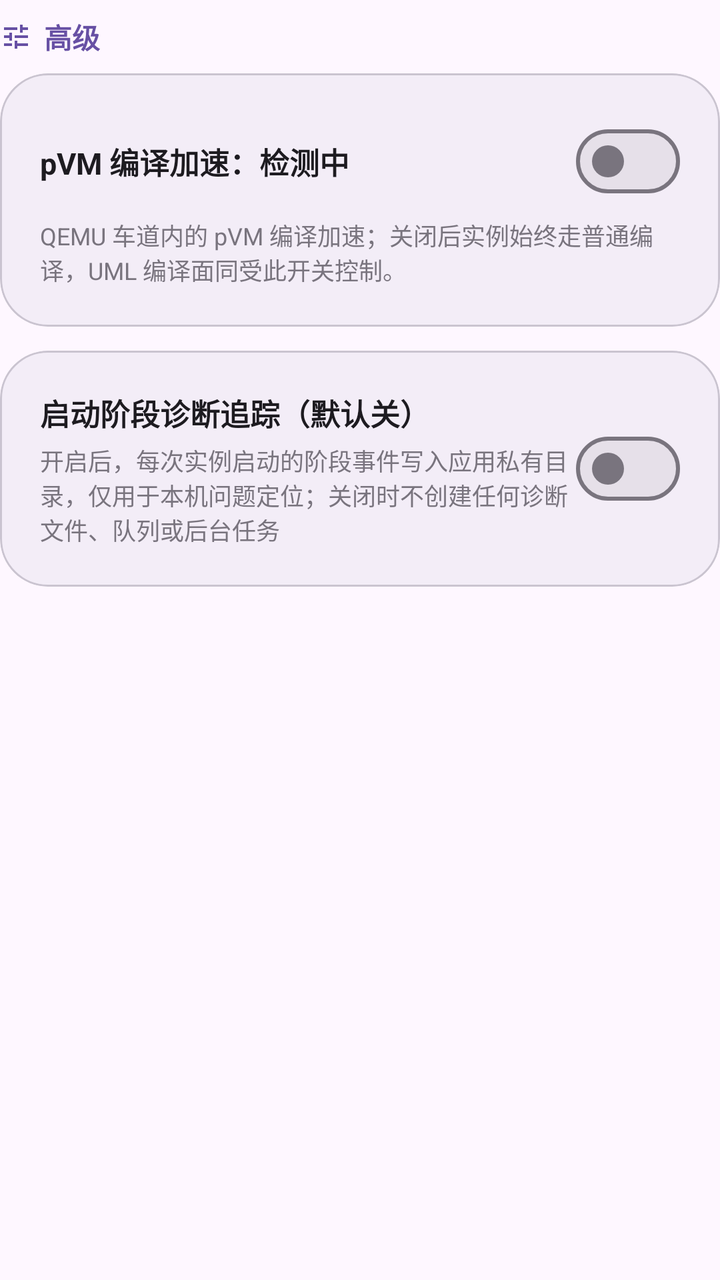
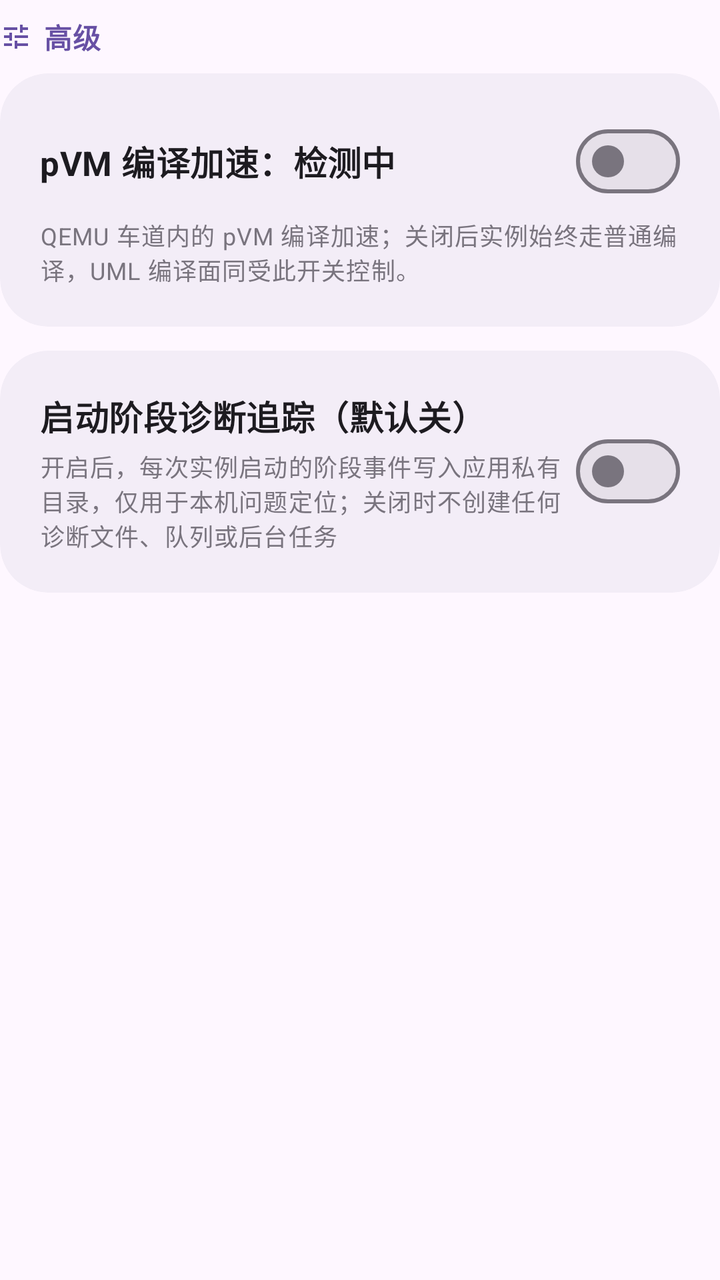

Two renders of the same Android screen: before a commit and after it. Below are the layout's source before the change and the commit's diff.
<!-- AndroidManifest.xml: application theme Theme.Orchestella -->
<!-- res/layout/layout_settings_section_advanced.xml -->
<?xml version="1.0" encoding="utf-8"?>
<LinearLayout xmlns:android="http://schemas.android.com/apk/res/android"
    xmlns:app="http://schemas.android.com/apk/res-auto"
    android:layout_width="match_parent"
    android:layout_height="wrap_content"
    android:orientation="vertical">

    <LinearLayout
        style="@style/Widget.Orchestella.InlineIconRow"
        android:layout_width="wrap_content"
        android:layout_height="wrap_content"
        android:layout_marginTop="@dimen/oe_space_sm"
        android:layout_marginBottom="@dimen/oe_space_sm">

        <ImageView
            style="@style/Widget.Orchestella.InlineIcon"
            app:srcCompat="@drawable/ic_sym_tune"
            app:tint="?attr/colorPrimary" />

        <TextView
            android:layout_width="wrap_content"
            android:layout_height="wrap_content"
            android:text="@string/settings_section_advanced_title"
            android:textSize="14sp"
            android:textStyle="bold"
            android:textColor="?attr/colorPrimary" />
    </LinearLayout>

    <com.google.android.material.card.MaterialCardView
        android:id="@+id/card_settings_accelerator"
        android:layout_width="match_parent"
        android:layout_height="wrap_content"
        app:cardCornerRadius="@dimen/oe_corner_card"
        app:cardElevation="0dp"
        app:strokeWidth="1dp"
        app:strokeColor="?attr/colorOutlineVariant"
        app:cardBackgroundColor="?attr/colorSurfaceContainer">

        <LinearLayout
            android:layout_width="match_parent"
            android:layout_height="wrap_content"
            android:orientation="vertical"
            android:padding="@dimen/oe_space_xl">

            <LinearLayout
                android:layout_width="match_parent"
                android:layout_height="wrap_content"
                android:orientation="horizontal"
                android:gravity="center_vertical">

                <TextView
                    android:id="@+id/txt_settings_accel_status"
                    android:layout_width="0dp"
                    android:layout_height="wrap_content"
                    android:layout_weight="1"
                    android:text="pVM 编译加速：检测中"
                    android:textSize="15sp"
                    android:textStyle="bold"
                    android:textColor="?attr/colorOnSurface" />

                <com.google.android.material.materialswitch.MaterialSwitch
                    android:id="@+id/switch_settings_accel_lane"
                    android:layout_width="wrap_content"
                    android:layout_height="wrap_content"
                    android:minWidth="48dp"
                    android:minHeight="48dp"
                    android:contentDescription="pVM 编译加速"
                    android:checked="false" />
            </LinearLayout>

            <TextView
                android:layout_width="wrap_content"
                android:layout_height="wrap_content"
                android:layout_marginTop="@dimen/oe_space_xs"
                android:text="@string/settings_accel_lane_subtitle"
                android:textSize="12sp"
                android:textColor="?attr/colorOutline" />

        </LinearLayout>
    </com.google.android.material.card.MaterialCardView>

    <com.google.android.material.card.MaterialCardView
        android:id="@+id/card_settings_diagnostics"
        android:layout_width="match_parent"
        android:layout_height="wrap_content"
        android:layout_marginTop="@dimen/oe_card_gap"
        app:cardCornerRadius="@dimen/oe_corner_card"
        app:cardElevation="0dp"
        app:strokeWidth="1dp"
        app:strokeColor="?attr/colorOutlineVariant"
        app:cardBackgroundColor="?attr/colorSurfaceContainer">

        <LinearLayout
            android:layout_width="match_parent"
            android:layout_height="wrap_content"
            android:orientation="vertical"
            android:padding="@dimen/oe_space_xl">

            <LinearLayout
                android:layout_width="match_parent"
                android:layout_height="wrap_content"
                android:orientation="horizontal"
                android:gravity="center_vertical">

                <LinearLayout
                    android:layout_width="0dp"
                    android:layout_height="wrap_content"
                    android:layout_weight="1"
                    android:orientation="vertical">

                    <TextView
                        android:layout_width="wrap_content"
                        android:layout_height="wrap_content"
                        android:text="@string/settings_stage_trace_diag_title"
                        android:textSize="15sp"
                        android:textStyle="bold"
                        android:textColor="?attr/colorOnSurface" />

                    <TextView
                        android:layout_width="wrap_content"
                        android:layout_height="wrap_content"
                        android:layout_marginTop="@dimen/oe_space_xs"
                        android:text="@string/settings_stage_trace_diag_desc"
                        android:textSize="12sp"
                        android:textColor="?attr/colorOutline" />
                </LinearLayout>

                <com.google.android.material.materialswitch.MaterialSwitch
                    android:id="@+id/switch_settings_stage_trace"
                    android:layout_width="wrap_content"
                    android:layout_height="wrap_content"
                    android:minWidth="48dp"
                    android:minHeight="48dp"
                    android:contentDescription="@string/settings_stage_trace_diag_title"
                    android:checked="false" />
            </LinearLayout>

        </LinearLayout>
    </com.google.android.material.card.MaterialCardView>

</LinearLayout>
<!-- resources referenced by this layout -->
<resources>
  <dimen name="oe_card_gap">12dp</dimen>
  <dimen name="oe_corner_card">24dp</dimen>
  <dimen name="oe_space_sm">8dp</dimen>
  <dimen name="oe_space_xl">20dp</dimen>
  <dimen name="oe_space_xs">4dp</dimen>
  <!-- drawable ic_sym_tune (drawable) -->
  <vector xmlns:android="http://schemas.android.com/apk/res/android"
      android:width="24dp"
      android:height="24dp"
      android:viewportWidth="960"
      android:viewportHeight="960">
    
    <group android:translateY="960">
      <path
          android:fillColor="?android:attr/colorControlNormal"
          android:pathData="M440-120v-240h80v80h320v80H520v80h-80Zm-320-80v-80h240v80H120Zm160-160v-80H120v-80h160v-80h80v240h-80Zm160-80v-80h400v80H440Zm160-160v-240h80v80h160v80H680v80h-80Zm-480-80v-80h400v80H120Z" />
    </group>
  </vector>
  <string name="settings_accel_lane_subtitle">QEMU 车道内的 pVM 编译加速；关闭后实例始终走普通编译，UML 编译面同受此开关控制。</string>
  <string name="settings_section_advanced_title">高级</string>
  <string name="settings_stage_trace_diag_desc">开启后，每次实例启动的阶段事件写入应用私有目录，仅用于本机问题定位；关闭时不创建任何诊断文件、队列或后台任务</string>
  <string name="settings_stage_trace_diag_title">启动阶段诊断追踪（默认关）</string>
  <style name="Widget.Orchestella.InlineIcon" parent="">
          <item name="android:layout_width">@dimen/oe_icon_inline</item>
          <item name="android:layout_height">@dimen/oe_icon_inline</item>
          <item name="android:layout_marginEnd">@dimen/oe_icon_inline_gap</item>
          <item name="android:scaleType">centerInside</item>
          <item name="android:importantForAccessibility">no</item>
      </style>
  <style name="Widget.Orchestella.InlineIconRow" parent="">
          <item name="android:layout_width">wrap_content</item>
          <item name="android:layout_height">wrap_content</item>
          <item name="android:orientation">horizontal</item>
          <item name="android:gravity">center_vertical</item>
      </style>
  <style name="Theme.Orchestella" parent="Theme.Material3.DayNight.NoActionBar">
          <item name="android:fontFamily">sans-serif</item>
          <item name="android:windowActionModeOverlay">true</item>
          <item name="android:statusBarColor">@android:color/transparent</item>
          <item name="android:navigationBarColor">@android:color/transparent</item>
          
          <item name="android:windowAnimationStyle">@style/Animation.Orchestella.Activity</item>
          
          <item name="materialAlertDialogTheme">@style/ThemeOverlay.Orchestella.MaterialAlertDialog</item>
      </style>
  <dimen name="oe_icon_inline">16dp</dimen>
  <dimen name="oe_icon_inline_gap">6dp</dimen>
  <style name="ThemeOverlay.Orchestella.MaterialAlertDialog" parent="ThemeOverlay.Material3.MaterialAlertDialog">
          <item name="android:windowAnimationStyle">@style/Animation.Orchestella.Dialog</item>
      </style>
  <style name="Animation.Orchestella.Dialog" parent="@android:style/Animation.Dialog">
          <item name="android:windowEnterAnimation">@anim/oe_dialog_fade_enter</item>
          <item name="android:windowExitAnimation">@anim/oe_dialog_fade_exit</item>
      </style>
  <!-- unchanged entries left out for length: 1 -->
</resources>

<!-- the commit's change to res/layout/layout_settings_section_advanced.xml (unified diff, before → after) -->
@@ -21,7 +21,7 @@
             android:layout_width="wrap_content"
             android:layout_height="wrap_content"
             android:text="@string/settings_section_advanced_title"
-            android:textSize="14sp"
+            android:textAppearance="@style/TextAppearance.Orchestella.Body"
             android:textStyle="bold"
             android:textColor="?attr/colorPrimary" />
     </LinearLayout>
@@ -32,8 +32,7 @@
         android:layout_height="wrap_content"
         app:cardCornerRadius="@dimen/oe_corner_card"
         app:cardElevation="0dp"
-        app:strokeWidth="1dp"
-        app:strokeColor="?attr/colorOutlineVariant"
+        app:strokeWidth="0dp"
         app:cardBackgroundColor="?attr/colorSurfaceContainer">
 
         <LinearLayout
@@ -54,7 +53,7 @@
                     android:layout_height="wrap_content"
                     android:layout_weight="1"
                     android:text="pVM 编译加速：检测中"
-                    android:textSize="15sp"
+                    android:textAppearance="@style/TextAppearance.Orchestella.Section"
                     android:textStyle="bold"
                     android:textColor="?attr/colorOnSurface" />
 
@@ -73,7 +72,7 @@
                 android:layout_height="wrap_content"
                 android:layout_marginTop="@dimen/oe_space_xs"
                 android:text="@string/settings_accel_lane_subtitle"
-                android:textSize="12sp"
+                android:textAppearance="@style/TextAppearance.Orchestella.Caption"
                 android:textColor="?attr/colorOutline" />
 
         </LinearLayout>
@@ -86,8 +85,7 @@
         android:layout_marginTop="@dimen/oe_card_gap"
         app:cardCornerRadius="@dimen/oe_corner_card"
         app:cardElevation="0dp"
-        app:strokeWidth="1dp"
-        app:strokeColor="?attr/colorOutlineVariant"
+        app:strokeWidth="0dp"
         app:cardBackgroundColor="?attr/colorSurfaceContainer">
 
         <LinearLayout
@@ -112,7 +110,7 @@
                         android:layout_width="wrap_content"
                         android:layout_height="wrap_content"
                         android:text="@string/settings_stage_trace_diag_title"
-                        android:textSize="15sp"
+                        android:textAppearance="@style/TextAppearance.Orchestella.Section"
                         android:textStyle="bold"
                         android:textColor="?attr/colorOnSurface" />
 
@@ -121,7 +119,7 @@
                         android:layout_height="wrap_content"
                         android:layout_marginTop="@dimen/oe_space_xs"
                         android:text="@string/settings_stage_trace_diag_desc"
-                        android:textSize="12sp"
+                        android:textAppearance="@style/TextAppearance.Orchestella.Caption"
                         android:textColor="?attr/colorOutline" />
                 </LinearLayout>
 
<!-- resource entries referenced after the edit -->
@@ -22,6 +22,15 @@
   <string name="settings_section_advanced_title">高级</string>
   <string name="settings_stage_trace_diag_desc">开启后，每次实例启动的阶段事件写入应用私有目录，仅用于本机问题定位；关闭时不创建任何诊断文件、队列或后台任务</string>
   <string name="settings_stage_trace_diag_title">启动阶段诊断追踪（默认关）</string>
+  <style name="TextAppearance.Orchestella.Body" parent="TextAppearance.Material3.BodyMedium">
+          <item name="android:textSize">14sp</item>
+      </style>
+  <style name="TextAppearance.Orchestella.Caption" parent="TextAppearance.Material3.BodySmall">
+          <item name="android:textSize">12sp</item>
+      </style>
+  <style name="TextAppearance.Orchestella.Section" parent="TextAppearance.Material3.TitleMedium">
+          <item name="android:textSize">17sp</item>
+      </style>
   <style name="Widget.Orchestella.InlineIcon" parent="">
           <item name="android:layout_width">@dimen/oe_icon_inline</item>
           <item name="android:layout_height">@dimen/oe_icon_inline</item>
